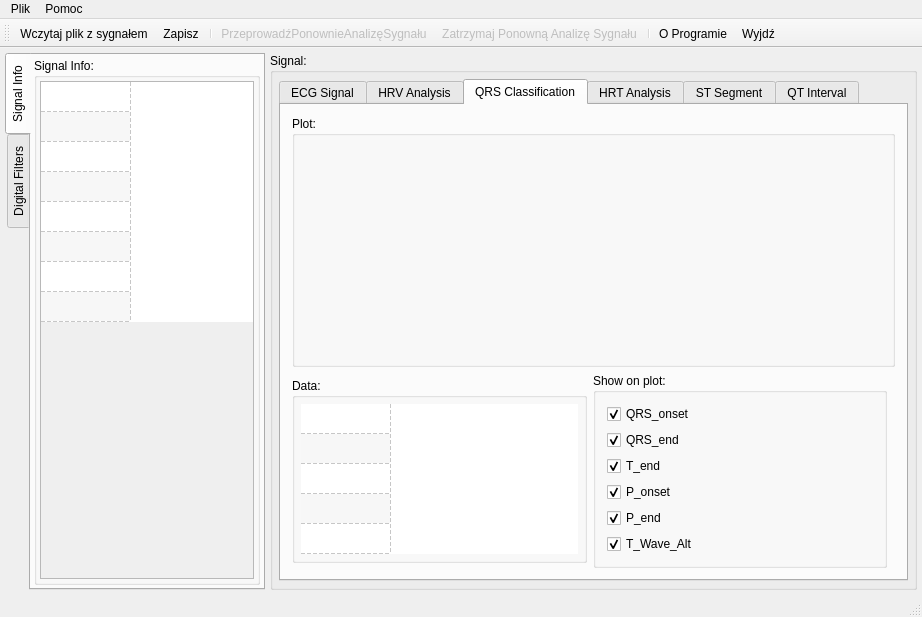
Before: the Qt Designer form ecganalyzer.ui in mateuszbaran/ECG-analyzer, drawn with Qt 5.
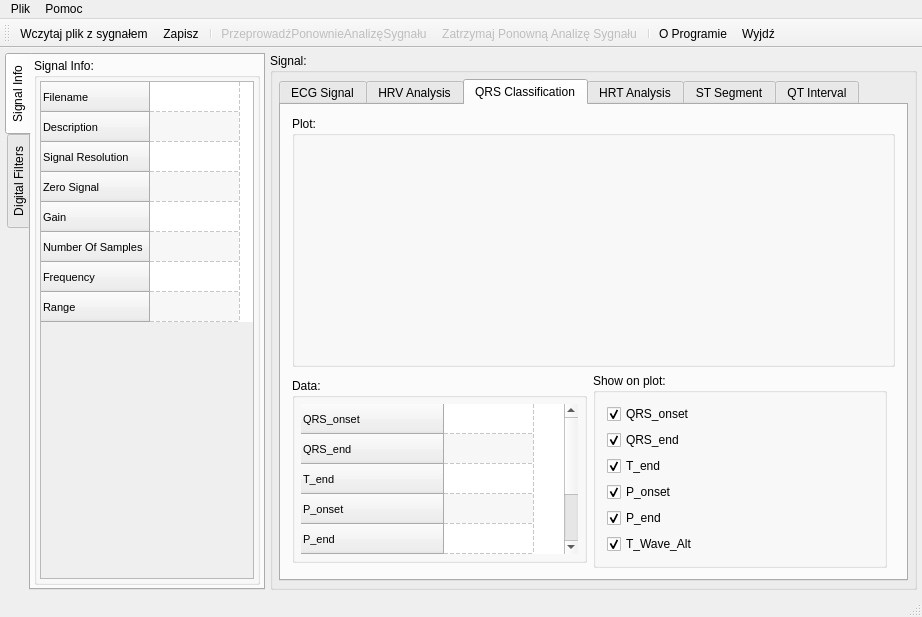
After: the same form once the commit is applied. The open tabs and pages were chosen to show the change. Icons and pictures are not drawn. Custom widgets are drawn as their Qt base class.

Commit message: * (+) T Wave

```diff
--- a/ecganalyzer.ui
+++ b/ecganalyzer.ui
@@ -188,7 +188,7 @@
                     <bool>false</bool>
                    </attribute>
                    <attribute name="verticalHeaderVisible">
-                    <bool>false</bool>
+                    <bool>true</bool>
                    </attribute>
                    <attribute name="verticalHeaderCascadingSectionResizes">
                     <bool>false</bool>
@@ -1599,7 +1599,7 @@
                      <bool>false</bool>
                     </attribute>
                     <attribute name="verticalHeaderVisible">
-                     <bool>false</bool>
+                     <bool>true</bool>
                     </attribute>
                     <attribute name="verticalHeaderCascadingSectionResizes">
                      <bool>false</bool>
@@ -1635,6 +1635,21 @@
                       <string>P_end</string>
                      </property>
                     </row>
+                    <row>
+                     <property name="text">
+                      <string>Number of T_WAVE_ALT</string>
+                     </property>
+                    </row>
+                    <row>
+                     <property name="text">
+                      <string>Percent of T_WAVE_ALT</string>
+                     </property>
+                    </row>
+                    <row>
+                     <property name="text">
+                      <string>Is T_WAVE_ALT detected?</string>
+                     </property>
+                    </row>
                     <column>
                      <property name="text">
                       <string>Value</string>
```
Left out of the diff: 4 changed lines with no effect on the pictures.
